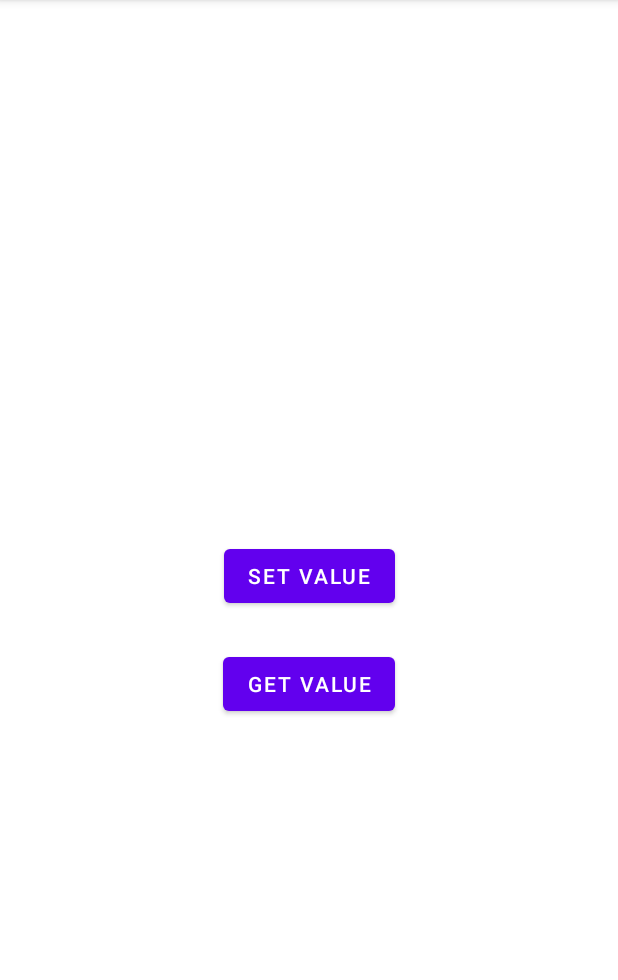
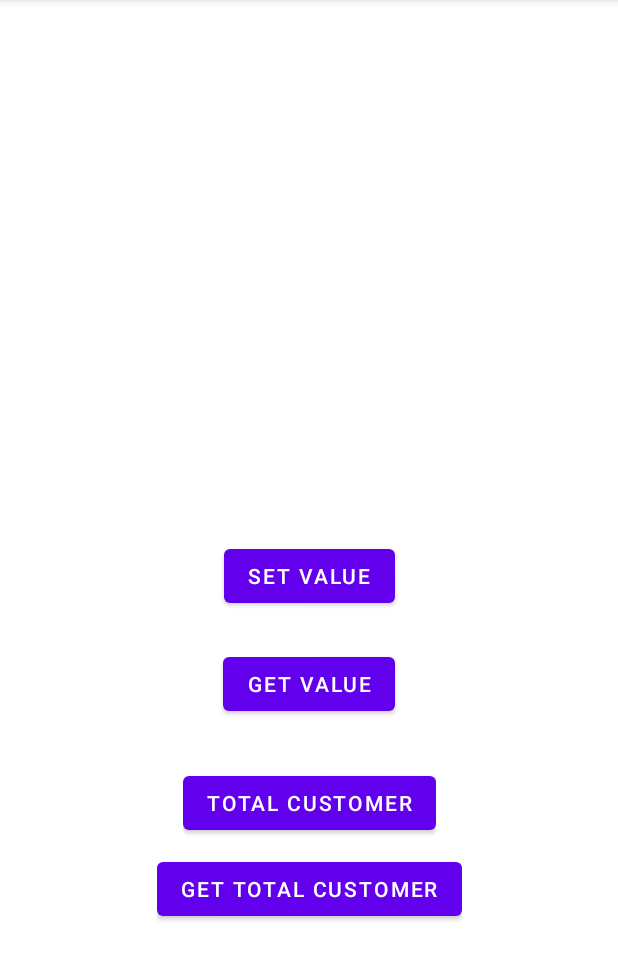
Before and after one commit to edwardsuwirya/new-viewmodel-room, an Android app: the screen it shows after launch (MainActivity), on a phone screen of 412 x 824 dp, the part 84-1064 px from its top. Run offline under Robolectric (Android 15) with nearby library versions, the phone set to English and light mode, and no system bars.

Commit message:
ViewModel in fragment

```diff
--- a/app/src/main/java/com/enigmacamp/myviewmodel/MainActivity.kt
+++ b/app/src/main/java/com/enigmacamp/myviewmodel/MainActivity.kt
@@ -21,6 +21,8 @@ screen rotation
 
 Bagaimana apabila class viewmodel kita memiliki dependency di constructor nya,
 kita harus membuat sebuah object yang meng-implementasi-kan ViewModelProvider.Factory interface
+
+Ada juga kegunaan viewmodel untuk sharing state antar fragment
 
  */
 class MainActivity : AppCompatActivity() {
--- /dev/null
+++ b/app/src/main/java/com/enigmacamp/myviewmodel/ResultFragment.kt
@@ -0,0 +1,46 @@
+package com.enigmacamp.myviewmodel
+
+import android.os.Bundle
+import android.util.Log
+import androidx.fragment.app.Fragment
+import android.view.LayoutInflater
+import android.view.View
+import android.view.ViewGroup
+import android.widget.Button
+import androidx.lifecycle.ViewModelProvider
+
+
+/**
+ * A simple [Fragment] subclass.
+ * Use the [ResultFragment.newInstance] factory method to
+ * create an instance of this fragment.
+ */
+class ResultFragment : Fragment() {
+    private lateinit var viewModel: SimpleFragmentVM
+    override fun onCreate(savedInstanceState: Bundle?) {
+        super.onCreate(savedInstanceState)
+    }
+
+    override fun onCreateView(
+        inflater: LayoutInflater, container: ViewGroup?,
+        savedInstanceState: Bundle?
+    ): View? {
+        //        Untuk shared viewmodel, gunakan owner nya requireActivity
+//        viewModel = ViewModelProvider(requireActivity())[SimpleFragmentVM::class.java]
+        viewModel = ViewModelProvider(this)[SimpleFragmentVM::class.java]
+        return inflater.inflate(R.layout.fragment_result, container, false)
+    }
+
+    override fun onViewCreated(view: View, savedInstanceState: Bundle?) {
+        super.onViewCreated(view, savedInstanceState)
+        val btnGetTotalCustomer = view.findViewById<Button>(R.id.btnGetTotalCustomer)
+        btnGetTotalCustomer.setOnClickListener {
+            Log.d("Result-Fragment", viewModel.totalCustomer.toString())
+        }
+    }
+
+    companion object {
+        @JvmStatic
+        fun newInstance() = ResultFragment()
+    }
+}
--- /dev/null
+++ b/app/src/main/java/com/enigmacamp/myviewmodel/SimpleFragment.kt
@@ -0,0 +1,49 @@
+package com.enigmacamp.myviewmodel
+
+import android.os.Bundle
+import android.util.Log
+import androidx.fragment.app.Fragment
+import android.view.LayoutInflater
+import android.view.View
+import android.view.ViewGroup
+import android.widget.Button
+import androidx.lifecycle.ViewModelProvider
+
+
+/**
+ * A simple [Fragment] subclass.
+ * Use the [SimpleFragment.newInstance] factory method to
+ * create an instance of this fragment.
+ */
+class SimpleFragment : Fragment() {
+    private lateinit var viewModel: SimpleFragmentVM
+    override fun onCreate(savedInstanceState: Bundle?) {
+        super.onCreate(savedInstanceState)
+    }
+
+    //    Di fragment, lifecycle yang paling aman, untuk inisialisasi
+//    viewmodel, apalagi kalau kita menggunakan savedstatehandle
+    override fun onCreateView(
+        inflater: LayoutInflater, container: ViewGroup?,
+        savedInstanceState: Bundle?
+    ): View? {
+//        Untuk shared viewmodel, gunakan owner nya requireActivity
+//        viewModel = ViewModelProvider(requireActivity())[SimpleFragmentVM::class.java]
+        viewModel = ViewModelProvider(this)[SimpleFragmentVM::class.java]
+        return inflater.inflate(R.layout.fragment_simple, container, false)
+    }
+
+    override fun onViewCreated(view: View, savedInstanceState: Bundle?) {
+        super.onViewCreated(view, savedInstanceState)
+        val btnTotalCustomer = view.findViewById<Button>(R.id.btnTotalCustomer)
+        btnTotalCustomer.setOnClickListener {
+            viewModel.addTotalCustomer()
+            Log.d("Simple-Fragment", viewModel.totalCustomer.toString())
+        }
+    }
+
+    companion object {
+        @JvmStatic
+        fun newInstance() = SimpleFragment()
+    }
+}
--- /dev/null
+++ b/app/src/main/java/com/enigmacamp/myviewmodel/SimpleFragmentVM.kt
@@ -0,0 +1,11 @@
+package com.enigmacamp.myviewmodel
+
+import androidx.lifecycle.ViewModel
+
+class SimpleFragmentVM : ViewModel() {
+    var totalCustomer: Int = 0
+
+    fun addTotalCustomer() {
+        totalCustomer += 1
+    }
+}
--- a/app/src/main/res/layout/activity_main.xml
+++ b/app/src/main/res/layout/activity_main.xml
@@ -28,4 +28,28 @@
         app:layout_constraintStart_toStartOf="parent"
         app:layout_constraintTop_toTopOf="parent"
         app:layout_constraintVertical_bias="0.6" />
+
+    <androidx.fragment.app.FragmentContainerView
+        android:id="@+id/fragmentContainerView"
+        android:name="com.enigmacamp.myviewmodel.SimpleFragment"
+        android:layout_width="wrap_content"
+        android:layout_height="wrap_content"
+        app:layout_constraintBottom_toBottomOf="parent"
+        app:layout_constraintEnd_toEndOf="parent"
+        app:layout_constraintStart_toStartOf="parent"
+        app:layout_constraintTop_toTopOf="parent"
+        app:layout_constraintVertical_bias="0.71000004"
+        tools:layout="@layout/fragment_simple" />
+
+    <androidx.fragment.app.FragmentContainerView
+        android:id="@+id/fragmentContainerView2"
+        android:name="com.enigmacamp.myviewmodel.ResultFragment"
+        android:layout_width="wrap_content"
+        android:layout_height="wrap_content"
+        app:layout_constraintBottom_toBottomOf="parent"
+        app:layout_constraintEnd_toEndOf="parent"
+        app:layout_constraintStart_toStartOf="parent"
+        app:layout_constraintTop_toTopOf="parent"
+        app:layout_constraintVertical_bias="0.79"
+        tools:layout="@layout/fragment_result" />
 </androidx.constraintlayout.widget.ConstraintLayout>
--- /dev/null
+++ b/app/src/main/res/layout/fragment_result.xml
@@ -0,0 +1,13 @@
+<?xml version="1.0" encoding="utf-8"?>
+<FrameLayout xmlns:android="http://schemas.android.com/apk/res/android"
+    xmlns:tools="http://schemas.android.com/tools"
+    android:layout_width="match_parent"
+    android:layout_height="match_parent"
+    tools:context=".ResultFragment">
+
+    <Button
+        android:id="@+id/btnGetTotalCustomer"
+        android:layout_width="wrap_content"
+        android:layout_height="wrap_content"
+        android:text="Get Total Customer" />
+</FrameLayout>
--- /dev/null
+++ b/app/src/main/res/layout/fragment_simple.xml
@@ -0,0 +1,13 @@
+<?xml version="1.0" encoding="utf-8"?>
+<FrameLayout xmlns:android="http://schemas.android.com/apk/res/android"
+    xmlns:tools="http://schemas.android.com/tools"
+    android:layout_width="match_parent"
+    android:layout_height="match_parent"
+    tools:context=".SimpleFragment">
+
+    <Button
+        android:id="@+id/btnTotalCustomer"
+        android:layout_width="wrap_content"
+        android:layout_height="wrap_content"
+        android:text="Total Customer" />
+</FrameLayout>
--- a/app/src/main/res/values/strings.xml
+++ b/app/src/main/res/values/strings.xml
@@ -1,3 +1,5 @@
 <resources>
     <string name="app_name">My ViewModel</string>
+    <!-- TODO: Remove or change this placeholder text -->
+    <string name="hello_blank_fragment">Hello blank fragment</string>
 </resources>
```
